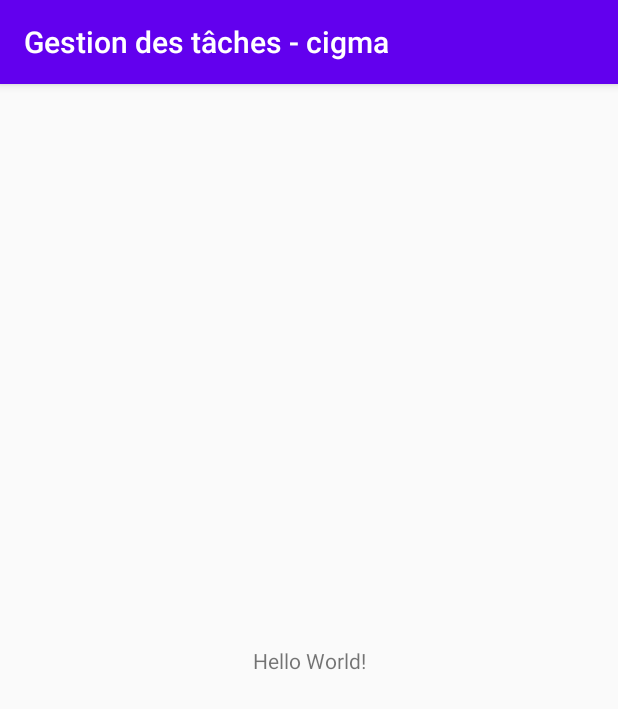
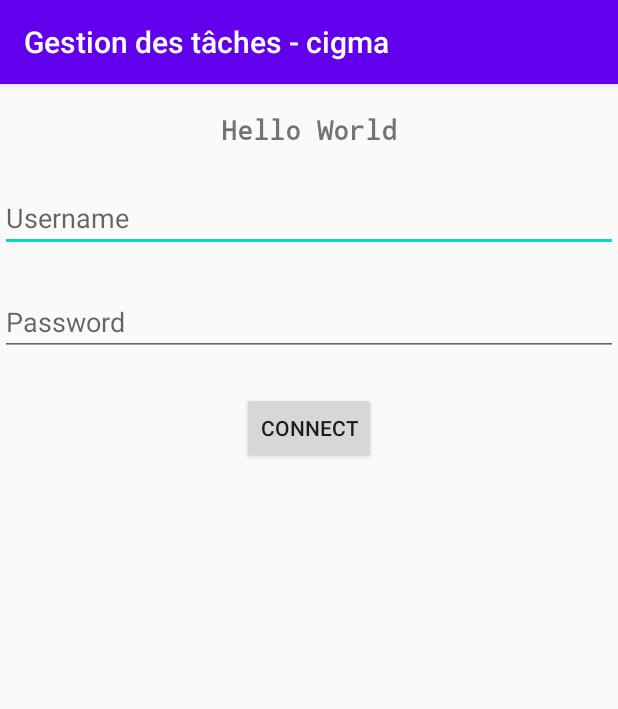
Before and after one commit to Mouttahid/Projet-android-1, an Android app: the screen it shows after launch (MainActivity), on a phone screen of 412 x 824 dp. Shown: the top 709 px of the screen. Run offline under Robolectric (Android 15) with nearby library versions, the phone set to English and light mode, and no system bars.

Commit message:
** Login view added ** detect input and button click event

```diff
--- a/app/src/main/java/com/example/gestiondestches_cigma/MainActivity.java
+++ b/app/src/main/java/com/example/gestiondestches_cigma/MainActivity.java
@@ -3,12 +3,33 @@ package com.example.gestiondestches_cigma;
 import androidx.appcompat.app.AppCompatActivity;
 
 import android.os.Bundle;
+import android.view.View;
+import android.widget.Button;
+import android.widget.EditText;
+import android.widget.Toast;
 
-public class MainActivity extends AppCompatActivity {
-
+public class MainActivity extends AppCompatActivity implements View.OnClickListener {
+    EditText username,password;
+    Button loginButton;
     @Override
     protected void onCreate(Bundle savedInstanceState) {
         super.onCreate(savedInstanceState);
         setContentView(R.layout.activity_main);
+        username = this.findViewById(R.id.login_username);
+        password = this.findViewById(R.id.login_password);
+        loginButton = this.findViewById(R.id.login_button);
+
+        loginButton.setOnClickListener(this);
+    }
+
+    @Override
+    public void onClick(View v) {
+        if(!username.getText().toString().isEmpty() && !password.getText().toString().isEmpty())
+        {
+            Toast.makeText(this,username.getText().toString()+" - "+password.getText().toString(),Toast.LENGTH_LONG).show();
+            return;
+        }
+        Toast.makeText(this,"Username & password required",Toast.LENGTH_LONG).show();
+
     }
 }
--- a/app/src/main/res/layout/activity_main.xml
+++ b/app/src/main/res/layout/activity_main.xml
@@ -6,13 +6,48 @@
     android:layout_height="match_parent"
     tools:context=".MainActivity">
 
+<LinearLayout
+    android:orientation="vertical"
+    android:layout_width="match_parent"
+    android:layout_height="match_parent"
+    android:paddingVertical="18dp"
+    >
+
     <TextView
+        android:layout_width="match_parent"
+        android:layout_height="wrap_content"
+        android:textSize="18sp"
+        android:text="Hello World"
+        android:textAlignment="center"
+        android:fontFamily="monospace"
+        android:textFontWeight="900"
+        android:layout_marginBottom="24dp"
+        />
+    <EditText
+        android:layout_width="match_parent"
+        android:layout_height="wrap_content"
+        android:hint="Username"
+        android:inputType="textEmailAddress"
+        android:layout_marginBottom="24dp"
+        android:id="@+id/login_username"
+        />
+    <EditText
+        android:layout_width="match_parent"
+        android:layout_height="wrap_content"
+        android:hint="Password"
+        android:inputType="textPassword"
+        android:layout_marginBottom="24dp"
+        android:id="@+id/login_password"
+        />
+    <Button
         android:layout_width="wrap_content"
         android:layout_height="wrap_content"
-        android:text="Hello World!"
-        app:layout_constraintBottom_toBottomOf="parent"
-        app:layout_constraintLeft_toLeftOf="parent"
-        app:layout_constraintRight_toRightOf="parent"
-        app:layout_constraintTop_toTopOf="parent" />
+        android:text="Connect"
+        android:layout_gravity="center"
+        android:id="@+id/login_button"
+        />
+
+</LinearLayout>
+
 
 </androidx.constraintlayout.widget.ConstraintLayout>
```
